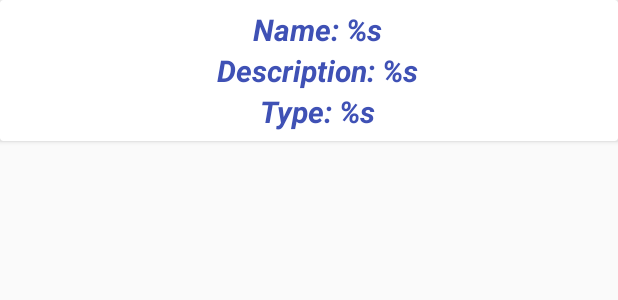
After one commit to IrinaShtain/TV-Progect, an Android app: the layout item_list.xml on its own in the app's theme, with its tools: preview values and no code run, on a phone screen of 412 x 824 dp. The commit adds this screen. Shown: the top 300 px of the screen. Run offline under Robolectric (Android 15) with nearby library versions, the phone set to English and light mode, and no system bars.

Commit message:
create Lists Logic(pagination)

```diff
--- a/app/src/main/java/com/shtainyky/tvproject/presentation/account/AccountActivity.java
+++ b/app/src/main/java/com/shtainyky/tvproject/presentation/account/AccountActivity.java
@@ -9,6 +9,8 @@ import android.graphics.Color;
 import android.support.v7.widget.Toolbar;
 
 import com.shtainyky.tvproject.R;
+
+
 import com.shtainyky.tvproject.presentation.account.details_account.DetailsFragment_;
 import com.shtainyky.tvproject.presentation.base.BaseActivity;
 
--- a/app/src/main/java/com/shtainyky/tvproject/presentation/base/BaseView.java
+++ b/app/src/main/java/com/shtainyky/tvproject/presentation/base/BaseView.java
@@ -1,4 +1,8 @@
 package com.shtainyky.tvproject.presentation.base;
+
+import com.shtainyky.tvproject.presentation.account.created_lists.CreatedListsDH;
+
+import java.util.ArrayList;
 
 /**
  * Created by Bell on 23.05.2017.
--- a/app/src/main/java/com/shtainyky/tvproject/utils/Constants.java
+++ b/app/src/main/java/com/shtainyky/tvproject/utils/Constants.java
@@ -14,6 +14,7 @@ public class Constants {
 
     /*----------------- API ------------------*/
     public static final String KEY_API = "64532829339b134f1b5696678be535a8";
+    public static final String IMAGE_BASE = "https://image.tmdb.org/t/p/w500";
     public static final String GET_USER_TOKEN = "/3/authentication/token/new";
     public static final String GET_VALIDATED_USER_TOKEN = "/3/authentication/token/validate_with_login";
     public static final String GET_USER_SESSION_ID = "3/authentication/session/new";
--- /dev/null
+++ b/app/src/main/res/layout/item_list.xml
@@ -0,0 +1,55 @@
+<?xml version="1.0" encoding="utf-8"?>
+<android.support.v7.widget.CardView
+    xmlns:android="http://schemas.android.com/apk/res/android"
+    xmlns:app="http://schemas.android.com/apk/res-auto"
+    android:id="@+id/cv"
+    android:layout_width="match_parent"
+    android:layout_height="wrap_content"
+    android:layout_marginBottom="@dimen/margin_12"
+    android:background="@color/cardview_dark_background"
+    app:cardCornerRadius="@dimen/corner_radius_2">
+
+    <LinearLayout
+        android:layout_width="match_parent"
+        android:layout_height="wrap_content"
+        android:layout_margin="@dimen/margin_6"
+        android:gravity="center"
+        android:orientation="vertical">
+
+        <TextView
+            android:id="@+id/tvName"
+            android:layout_width="wrap_content"
+            android:layout_height="wrap_content"
+            android:layout_marginStart="@dimen/margin_6"
+            android:text="@string/name"
+            android:textColor="@color/colorPrimary"
+            android:textSize="@dimen/text_size_20"
+            android:textStyle="bold|italic"
+            />
+
+        <TextView
+            android:id="@+id/tv_description"
+            android:layout_width="wrap_content"
+            android:layout_height="wrap_content"
+            android:layout_marginStart="@dimen/margin_6"
+            android:text="@string/description"
+            android:textColor="@color/colorPrimary"
+            android:textSize="@dimen/text_size_20"
+            android:textStyle="bold|italic"
+            />
+
+        <TextView
+            android:id="@+id/tv_type"
+            android:layout_width="wrap_content"
+            android:layout_height="wrap_content"
+            android:layout_marginStart="@dimen/margin_6"
+            android:text="@string/type"
+            android:textColor="@color/colorPrimary"
+            android:textSize="@dimen/text_size_20"
+            android:textStyle="bold|italic"
+            />
+
+
+    </LinearLayout>
+
+</android.support.v7.widget.CardView>
--- a/app/src/main/res/values/strings.xml
+++ b/app/src/main/res/values/strings.xml
@@ -13,4 +13,6 @@
     <string name="name">Name: %s</string>
     <string name="include_adult">Include adult: %s</string>
     <string name="my_lists">My lists</string>
+    <string name="description">Description: %s</string>
+    <string name="type">Type: %s</string>
 </resources>
```
Also changed, not shown: app/build.gradle (+5 -2 lines), app/src/main/java/com/shtainyky/tvproject/data/models/account/CreatedListsData.java (added, +57 -0 lines), app/src/main/java/com/shtainyky/tvproject/data/models/account/ListItem.java (added, +66 -0 lines), app/src/main/java/com/shtainyky/tvproject/data/models/account/ListResponse.java (added, +56 -0 lines), app/src/main/java/com/shtainyky/tvproject/data/services/AccountService.java (+8 -0 lines), app/src/main/java/com/shtainyky/tvproject/domain/AccountRepository.java (+7 -0 lines), app/src/main/java/com/shtainyky/tvproject/presentation/account/created_lists/CreateListsPresenter.java (+49 -4 lines), app/src/main/java/com/shtainyky/tvproject/presentation/account/created_lists/CreatedListsAdapter.java (added, +55 -0 lines), app/src/main/java/com/shtainyky/tvproject/presentation/account/created_lists/CreatedListsContract.java (+9 -5 lines), app/src/main/java/com/shtainyky/tvproject/presentation/account/created_lists/CreatedListsDH.java (added, +31 -0 lines), app/src/main/java/com/shtainyky/tvproject/presentation/account/created_lists/CreatedListsFragment.java (+25 -4 lines), app/src/main/java/com/shtainyky/tvproject/presentation/account/created_lists/CreatedListsVH.java (added, +37 -0 lines), app/src/main/java/com/shtainyky/tvproject/presentation/listeners/EndlessScrollListener.java (added, +61 -0 lines), app/src/main/java/com/shtainyky/tvproject/presentation/listeners/OnNextPageListener.java (added, +9 -0 lines), 1 more files.
